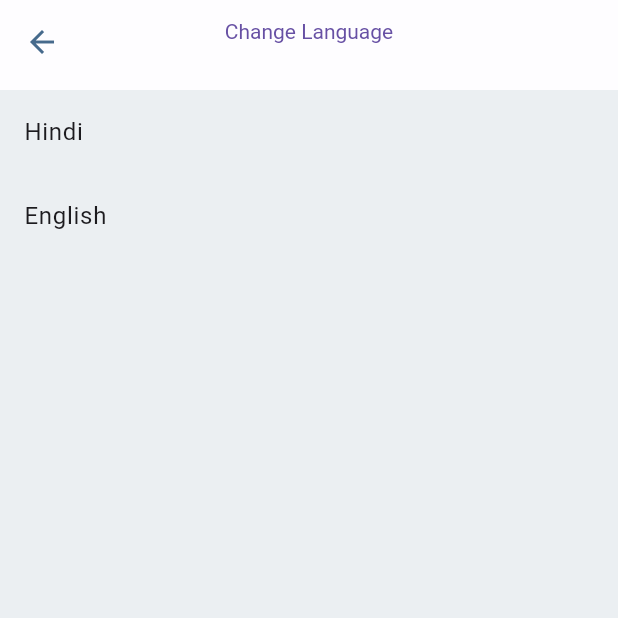
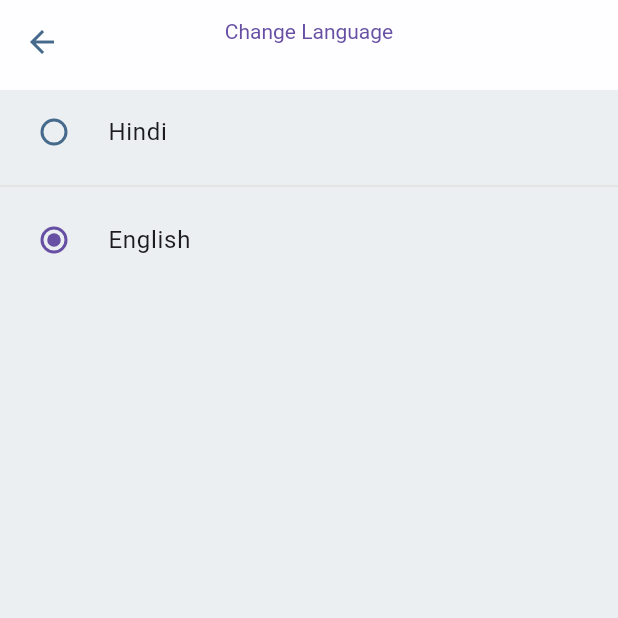
Before and after one commit to Yogesh-droid/metal_trade_test, a Flutter app: the ChangeLangauge screen opened directly, on a phone screen of 412 x 824 dp, the top half of it. Run offline on Flutter 3.47's test engine with Material 2 defaults, Android fonts, the phone set to English and light mode, and no system bars; our stand-ins replace cached_network_image, dio, easy_localization, file_picker, flutter_bloc, flutter_dotenv and 9 more; missing offline and left inert: stomp_dart_client; accounts and stored records are empty.

```diff
--- a/lib/core/constants/strings.dart
+++ b/lib/core/constants/strings.dart
@@ -143,3 +143,4 @@ const String kMtNeedsKyc =
     "Metal trade needs your complete KYC in order to trade on the platform. Please add more details to verify your account.";
 const String kYesContinue = "Yes, continue";
 const String kMayBeLater = "May be later";
+const String kSearchEnquiry = "Search Enquiry";
--- a/lib/core/providers/provider_import.dart
+++ b/lib/core/providers/provider_import.dart
@@ -11,6 +11,7 @@ import 'package:metaltrade/features/my_home/ui/controllers/my_rfq_bloc/my_rfq_bl
 import 'package:metaltrade/features/news/ui/controllers/news_bloc/news_bloc.dart';
 import 'package:metaltrade/features/profile/ui/controllers/add_member_cubit/add_member_cubit.dart';
 import 'package:metaltrade/features/profile/ui/controllers/country_cubit/country_cubit.dart';
+import 'package:metaltrade/features/profile/ui/controllers/change_language_cubit/change_language_cubit.dart';
 import 'package:metaltrade/features/profile/ui/controllers/kyc_bloc/kyc_bloc.dart';
 import 'package:metaltrade/features/profile/ui/controllers/kyc_bloc/kyc_file_pick_cubit/kyc_file_pick_cubit.dart';
 import 'package:metaltrade/features/profile/ui/controllers/my_order_bloc/my_order_bloc.dart';
--- a/lib/core/providers/providers.dart
+++ b/lib/core/providers/providers.dart
@@ -2,6 +2,7 @@ part of 'provider_import.dart';
 
 class AppBlocProviders {
   static get allBlocProviders => [
+        BlocProvider(create: (_) => ChangeLanguageCubit()),
         BlocProvider(create: (_) => AppTheme(lightTheme)),
         BlocProvider(create: (_) => BottomNavControllerCubit()),
         BlocProvider(create: (_) => CountryCodeController(CountryCodeModel())),
--- a/lib/features/dashboard/ui/screens/dashboard.dart
+++ b/lib/features/dashboard/ui/screens/dashboard.dart
@@ -37,8 +37,6 @@ class DashBoard extends StatelessWidget {
                       useRootNavigator: true,
                       isScrollControlled: false,
                       enableDrag: false,
-                      shape: BeveledRectangleBorder(
-                          borderRadius: BorderRadius.circular(10)),
                       context: context,
                       builder: (context) {
                         return const KycBlocker();
--- /dev/null
+++ b/lib/features/profile/ui/controllers/change_language_cubit/change_language_cubit.dart
@@ -0,0 +1,9 @@
+import 'package:flutter_bloc/flutter_bloc.dart';
+
+class ChangeLanguageCubit extends Cubit<String> {
+  ChangeLanguageCubit() : super('en');
+
+  void changeLangue(String langCode) {
+    emit(langCode);
+  }
+}
--- a/lib/features/profile/ui/widgets/change_language_page.dart
+++ b/lib/features/profile/ui/widgets/change_language_page.dart
@@ -1,28 +1,32 @@
-import 'package:easy_localization/easy_localization.dart';
 import 'package:flutter/material.dart';
+import 'package:flutter_bloc/flutter_bloc.dart';
 import 'package:metaltrade/core/constants/app_widgets/context_menu_app_bar.dart';
 import 'package:metaltrade/core/constants/strings.dart';
+import 'package:metaltrade/features/profile/ui/controllers/change_language_cubit/change_language_cubit.dart';
 
 class ChangeLangauge extends StatelessWidget {
   ChangeLangauge({super.key});
-  final List<String> languages = ["Hindi", "English"];
+  final Map<String, String> language = {"Hindi": "hi", "English": "en"};
 
   @override
   Widget build(BuildContext context) {
     return Scaffold(
       appBar: const ContextMenuAppBar(title: kChangeLanguage),
-      body: ListView.builder(
-        itemCount: languages.length,
-        itemBuilder: (context, index) => ListTile(
-          title: Text(languages[index]),
-          onTap: () {
-            if (languages[index] == "Hindi") {
-              context.setLocale(const Locale('hi', 'IN'));
-            } else {
-              context.setLocale(const Locale('en', 'US'));
-            }
-          },
-        ),
+      body: BlocBuilder<ChangeLanguageCubit, String>(
+        builder: (context, state) {
+          return ListView.separated(
+              separatorBuilder: (context, index) => const Divider(),
+              itemCount: language.keys.length,
+              itemBuilder: (context, index) => RadioListTile(
+                  value: language.values.toList()[index],
+                  groupValue: state,
+                  title: Text(language.keys.toList()[index]),
+                  onChanged: (value) {
+                    context
+                        .read<ChangeLanguageCubit>()
+                        .changeLangue(value.toString());
+                  }));
+        },
       ),
     );
   }
--- a/lib/features/rfq/ui/controllers/rfq_buyer_enquiry_bloc/rfq_buyer_enquiry_bloc.dart
+++ b/lib/features/rfq/ui/controllers/rfq_buyer_enquiry_bloc/rfq_buyer_enquiry_bloc.dart
@@ -20,6 +20,7 @@ class RfqBuyerEnquiryBloc extends Bloc<RfqEnquiryEvent, RfqBuyerEnquiryState> {
       if (event is GetRfqBuyerPageEnquiryEvent) {
         try {
           if (buyerRfqListPage == 0) {
+            buyerRfqList.clear();
             emit(RfqBuyerEnquiryInitial());
           } else {
             emit(RfqBuyerEnquiryLoadMore());
@@ -27,7 +28,7 @@ class RfqBuyerEnquiryBloc extends Bloc<RfqEnquiryEvent, RfqBuyerEnquiryState> {
           final DataState<RfqEntity> dataState =
               await homePageEnquiryUsecase.call(RequestParams(
                   url:
-                      "${baseUrl}user/enquiry/all?page=${event.page}&size=5&enquiryType=${event.intent.name}",
+                      "${baseUrl}user/enquiry/all?page=${event.page}&size=5&enquiryType=${event.intent.name}&text=${event.text ?? ''}",
                   apiMethods: ApiMethods.get,
                   header: header));
 
--- a/lib/features/rfq/ui/controllers/rfq_buyer_enquiry_bloc/rfq_buyer_enquiry_event.dart
+++ b/lib/features/rfq/ui/controllers/rfq_buyer_enquiry_bloc/rfq_buyer_enquiry_event.dart
@@ -6,8 +6,10 @@ abstract class RfqEnquiryEvent {}
 class GetRfqBuyerPageEnquiryEvent extends RfqEnquiryEvent {
   final UserIntent intent;
   final int page;
+  final String? text;
 
-  GetRfqBuyerPageEnquiryEvent({required this.page, required this.intent});
+  GetRfqBuyerPageEnquiryEvent(
+      {required this.page, required this.intent, this.text});
 }
 
 // ignore: constant_identifier_names
--- a/lib/features/rfq/ui/controllers/rfq_seller_enquiry_bloc/rfq_seller_enquiry_bloc.dart
+++ b/lib/features/rfq/ui/controllers/rfq_seller_enquiry_bloc/rfq_seller_enquiry_bloc.dart
@@ -23,13 +23,14 @@ class RfqSellerEnquiryBloc
         try {
           if (sellerRfqListPage == 0) {
             emit(RfqSellerEnquiryInitial());
+            sellerRfqList.clear();
           } else {
             emit(RfqSellerEnquiryLoadMore());
           }
           final DataState<RfqEntity> dataState =
               await homePageEnquiryUsecase.call(RequestParams(
                   url:
-                      "${baseUrl}user/enquiry/all?page=${event.page}&size=5&enquiryType=${event.intent.name}",
+                      "${baseUrl}user/enquiry/all?page=${event.page}&size=5&enquiryType=${event.intent.name}&text=${event.text ?? ''}",
                   apiMethods: ApiMethods.get,
                   header: header));
           if (dataState.data != null) {
--- a/lib/features/rfq/ui/controllers/rfq_seller_enquiry_bloc/rfq_seller_enquiry_event.dart
+++ b/lib/features/rfq/ui/controllers/rfq_seller_enquiry_bloc/rfq_seller_enquiry_event.dart
@@ -6,6 +6,8 @@ abstract class RfqSellerEnquiryEvent {}
 class GetRfqSellerEnquiryEvent extends RfqSellerEnquiryEvent {
   final UserIntent intent;
   final int page;
+  final String? text;
 
-  GetRfqSellerEnquiryEvent({required this.intent, required this.page});
+  GetRfqSellerEnquiryEvent(
+      {required this.intent, required this.page, this.text});
 }
```
Also changed, not shown: lib/features/dashboard/ui/widgets/kyc_blocker_widget.dart (+15 -5 lines), lib/features/rfq/ui/screens/rfq_home_page.dart (+17 -9 lines), lib/features/rfq/ui/widgets/search_widget_without_suggestions.dart (added, +58 -0 lines).
